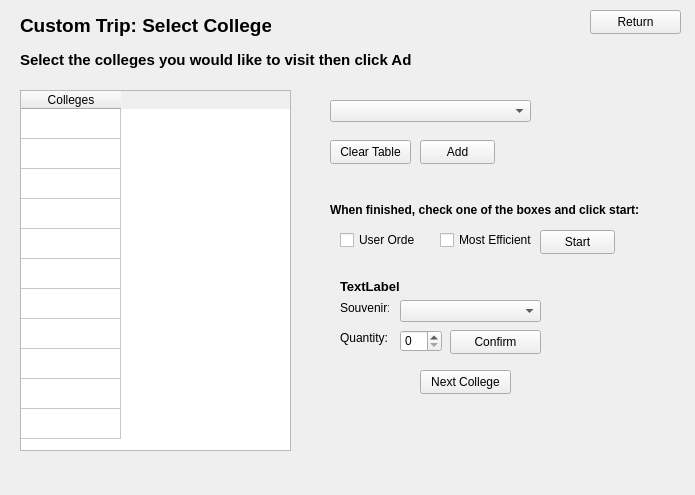
Above: CollegeTouring/customtrip.ui from belalzahran/CS_Project2_TheApplicants before the change. Below: the same form after it.
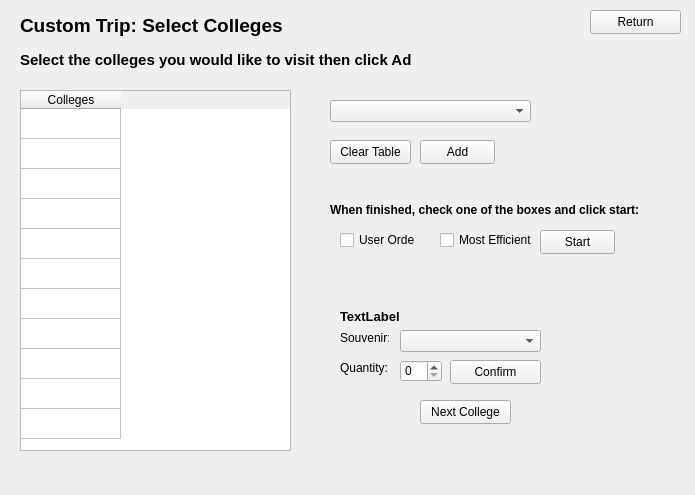
That is the form after the change.

What changed in the file:
```diff
--- a/CollegeTouring/customtrip.ui
+++ b/CollegeTouring/customtrip.ui
@@ -28,7 +28,7 @@
     <rect>
      <x>20</x>
      <y>10</y>
-     <width>251</width>
+     <width>291</width>
      <height>31</height>
     </rect>
    </property>
@@ -181,7 +181,7 @@
    <property name="geometry">
     <rect>
      <x>400</x>
-     <y>330</y>
+     <y>360</y>
      <width>42</width>
      <height>22</height>
     </rect>
@@ -191,7 +191,7 @@
    <property name="geometry">
     <rect>
      <x>420</x>
-     <y>370</y>
+     <y>400</y>
      <width>91</width>
      <height>24</height>
     </rect>
@@ -204,7 +204,7 @@
    <property name="geometry">
     <rect>
      <x>400</x>
-     <y>300</y>
+     <y>330</y>
      <width>141</width>
      <height>22</height>
     </rect>
@@ -214,7 +214,7 @@
    <property name="geometry">
     <rect>
      <x>340</x>
-     <y>276</y>
+     <y>306</y>
      <width>241</width>
      <height>21</height>
     </rect>
@@ -222,6 +222,7 @@
    <property name="font">
     <font>
      <pointsize>10</pointsize>
+     <weight>75</weight>
      <bold>true</bold>
     </font>
    </property>
@@ -233,7 +234,7 @@
    <property name="geometry">
     <rect>
      <x>450</x>
-     <y>330</y>
+     <y>360</y>
      <width>91</width>
      <height>24</height>
     </rect>
@@ -298,7 +299,7 @@
    <property name="geometry">
     <rect>
      <x>340</x>
-     <y>300</y>
+     <y>330</y>
      <width>49</width>
      <height>16</height>
     </rect>
@@ -311,7 +312,7 @@
    <property name="geometry">
     <rect>
      <x>340</x>
-     <y>330</y>
+     <y>360</y>
      <width>49</width>
      <height>16</height>
     </rect>
```
